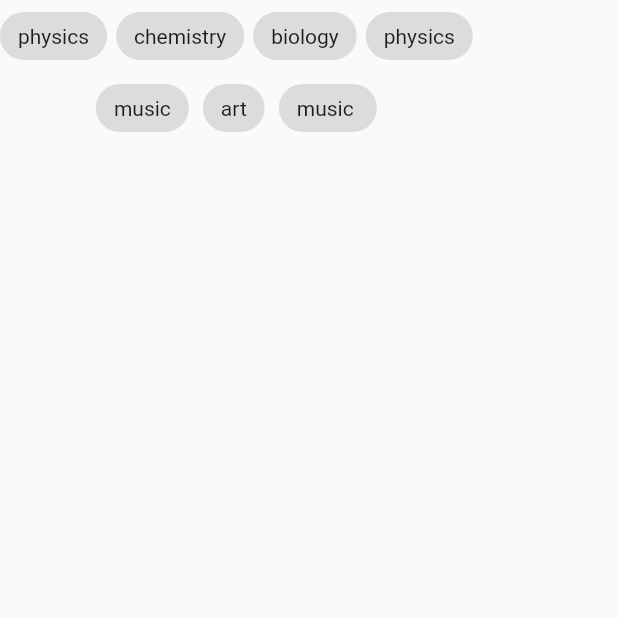
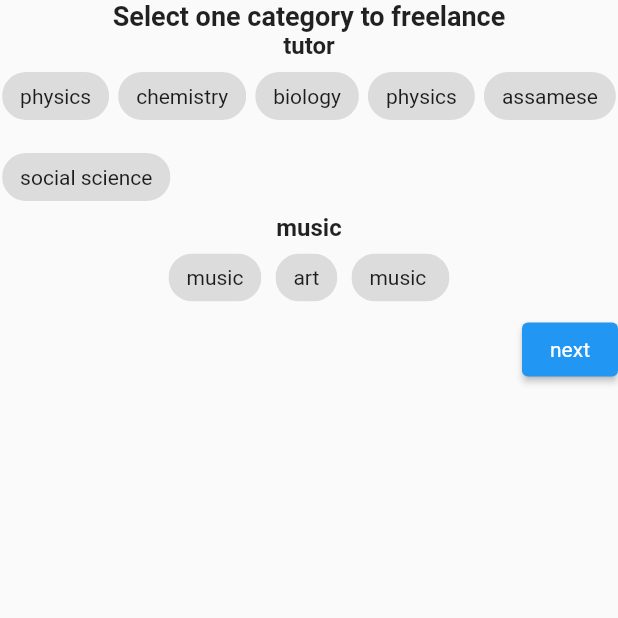
Before and after one commit to withewolf-dev/freelance-nahor, a Flutter app: the FreelanceStepTwo screen opened by its route, after a tap on "next", on a phone screen of 412 x 824 dp, the top half of it. Run offline on Flutter 3.47's test engine with Material 2 defaults, Android fonts, the phone set to English and light mode, and no system bars; our stand-ins replace auto_route, bloc, carousel_slider, cloud_firestore, firebase_auth, firebase_core and 3 more; accounts and stored records are empty; network calls fail.

Commit message:
step setup

```diff
--- a/lib/bloc/authflow/authflow_bloc.dart
+++ b/lib/bloc/authflow/authflow_bloc.dart
@@ -2,6 +2,7 @@ import 'dart:async';
 
 import 'package:bloc/bloc.dart';
 import 'package:http/http.dart';
+import 'package:kilo/repository/freelance/create-freelanceUser.dart';
 import 'package:meta/meta.dart';
 
 part 'authflow_event.dart';
@@ -11,6 +12,7 @@ class AuthflowBloc extends Bloc<AuthflowEvent, AuthflowState> {
   AuthflowBloc() : super(AuthflowInitial());
 
   CreateFreelanceUser user = CreateFreelanceUser();
+
   @override
   Stream<AuthflowState> mapEventToState(
     AuthflowEvent event,
@@ -28,11 +30,12 @@ class AuthflowBloc extends Bloc<AuthflowEvent, AuthflowState> {
       user.setHometown(event.hometown);
       yield StepTwoDone();
     }
-    if (event is StepTwoEvent) {
-      //  yield CreateFreelanceUser(campus: event.campus, hometown: event.hometown);
-      user.setCampus(event.campus);
-      user.setHometown(event.hometown);
-      yield StepTwoDone();
+
+    if (event is SelectCatgEvent) {
+      user.setCategory(event.category);
+      yield SelectCatgDone();
     }
+
+    if (event is RegistrationDone) {}
   }
 }
--- a/lib/bloc/authflow/authflow_event.dart
+++ b/lib/bloc/authflow/authflow_event.dart
@@ -30,7 +30,7 @@ class StepThreeEvent extends AuthflowEvent {
       {required this.bio, required this.biotitle, required this.payment});
 }
 
-class StepfourEvent extends AuthflowEvent {
-  final String category;
-  StepfourEvent({required this.category});
+class SelectCatgEvent extends AuthflowEvent {
+  final String? category;
+  SelectCatgEvent({required this.category});
 }
--- a/lib/bloc/authflow/authflow_state.dart
+++ b/lib/bloc/authflow/authflow_state.dart
@@ -60,3 +60,5 @@ class StepOneDone extends AuthflowState {}
 class StepTwoDone extends AuthflowState {}
 
 class StepThreeDone extends AuthflowState {}
+
+class SelectCatgDone extends AuthflowState {}
--- a/lib/pages/auth/auth_flow/freelanceStep_catg.dart
+++ b/lib/pages/auth/auth_flow/freelanceStep_catg.dart
@@ -1,4 +1,8 @@
 import 'package:flutter/material.dart';
+import 'package:flutter_bloc/flutter_bloc.dart';
+import 'package:kilo/bloc/authflow/authflow_bloc.dart';
+import 'package:kilo/router/app_router.gr.dart';
+import 'package:auto_route/auto_route.dart';
 
 class FreelanceStepCatg extends StatefulWidget {
   const FreelanceStepCatg({
@@ -15,51 +19,86 @@ class _FreelanceStepCatgState extends State<FreelanceStepCatg> {
     "chemistry",
     "biology",
     "physics",
+    "assamese",
+    "social science"
   ];
 
-  List creative = ["music", "art", "music "];
+  List music = ["music", "art", "music "];
 
-  int? _value;
+  int? _tutor;
+  int? _music;
+
+  String? category;
 
   @override
   Widget build(BuildContext context) {
     return Scaffold(
         body: SafeArea(
+            child: BlocListener<AuthflowBloc, AuthflowState>(
+      listener: (context, state) {
+        // TODO: implement listener
+        if (state is SelectCatgDone) {
+          context.pushRoute(FreelanceStepThree());
+        }
+      },
       child: Column(
         crossAxisAlignment: CrossAxisAlignment.center,
         //textBaseline: TextBaseline.alphabetic,
         children: [
+          Text("Select one category to freelance",
+              style: TextStyle(fontWeight: FontWeight.bold, fontSize: 18)),
+          Text("tutor",
+              style: TextStyle(fontWeight: FontWeight.bold, fontSize: 16)),
           Wrap(
             spacing: 6.0,
             runSpacing: 6.0,
             children: List<Widget>.generate(tutor.length, (int index) {
               return ChoiceChip(
                 label: Text(tutor[index]),
-              selected: _value == index,
+                disabledColor: Color(0x00ff0000),
+                selected: _tutor == index,
                 onSelected: (bool selected) {
                   setState(() {
-                  _value = selected ? index : null;
+                    _tutor = selected ? index : null;
+                    _music = null;
+                    category = tutor[index];
                   });
                 },
               );
             }),
           ),
+          Text("music",
+              style: TextStyle(fontWeight: FontWeight.bold, fontSize: 16)),
           Wrap(
             spacing: 6.0,
             runSpacing: 6.0,
-          children: List<Widget>.generate(creative.length, (int index) {
+            children: List<Widget>.generate(music.length, (int index) {
               return ChoiceChip(
-              label: Text(creative[index]),
-              selected: _value == index,
+                label: Text(music[index]),
+                selected: _music == index,
                 onSelected: (bool selected) {
                   setState(() {
-                  _value = selected ? index : null;
+                    _music = selected ? index : null;
+                    _tutor = null;
+                    category = music[index];
                   });
                 },
               );
             }),
           ),
+          Container(
+            alignment: AlignmentDirectional.bottomEnd,
+            child: ElevatedButton(
+              onPressed: () {
+                //print(category);
+                BlocProvider.of<AuthflowBloc>(context)
+                    .add(SelectCatgEvent(category: category));
+              },
+              child: Text("next"),
+            ),
+          ),
         ],
+      ),
     )));
   }
 }
--- a/lib/pages/auth/auth_flow/freelanceStep_one.dart
+++ b/lib/pages/auth/auth_flow/freelanceStep_one.dart
@@ -37,7 +37,7 @@ class _FreelanceStepOneState extends State<FreelanceStepOne> {
     setState(() {
       session = year;
     });
-    print("****************************88");
+    print("****************************");
     print(session);
   }
 
--- a/lib/pages/welcomepage.dart
+++ b/lib/pages/welcomepage.dart
@@ -1,5 +1,7 @@
 import 'package:flutter/material.dart';
+import 'package:kilo/bloc/authflow/authflow_bloc.dart';
 import 'package:kilo/repository/authentication.dart';
+import 'package:kilo/repository/freelance/create-freelanceUser.dart';
 import 'package:kilo/router/app_router.gr.dart';
 import 'package:auto_route/auto_route.dart';
 
@@ -7,7 +9,7 @@ class WelcomePage extends StatelessWidget {
   WelcomePage({Key? key}) : super(key: key);
 
   final auth = Authentication();
-
+  //final freelance = FreelanceUser();
   @override
   Widget build(BuildContext context) {
     return Scaffold(
@@ -42,6 +44,7 @@ class WelcomePage extends StatelessWidget {
       minWidth: double.infinity,
       height: 60,
       onPressed: () {
+        //freelance.addUser();
         context.pushRoute(FreelanceSignUp());
         //context.read<GoogleSigninBloc>().add(Signinasfreelance());
       },
--- a/lib/repository/authentication.dart
+++ b/lib/repository/authentication.dart
@@ -1,5 +1,4 @@
 import 'package:firebase_auth/firebase_auth.dart';
-import 'package:flutter/services.dart';
 import 'package:google_sign_in/google_sign_in.dart';
 
 class Authentication {
--- a/pubspec.yaml
+++ b/pubspec.yaml
@@ -33,6 +33,7 @@ dependencies:
   smart_select: ^4.3.2
   google_sign_in: ^5.0.4
   firebase_auth: ^1.4.1
+  cloud_firestore: ^2.3.0
   # The following adds the Cupertino Icons font to your application.
   # Use with the CupertinoIcons class for iOS style icons.
   cupertino_icons: ^1.0.2
```
Also changed, not shown: lib/repository/freelance/create-freelanceUser.dart (added, +30 -0 lines), pubspec.lock, 1 other file. Lines whose indentation alone changed are shown as unchanged.
